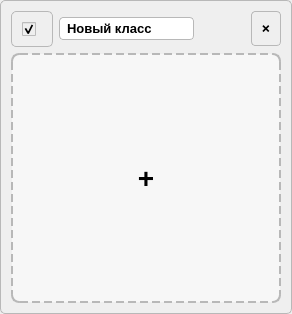
b1t0nese/MacLearn, file src/uis/widgets/class_field.ui: the form before one commit.
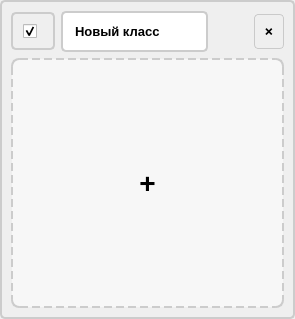
The form after the commit.

Commit message: pep8 and design update

The edit to the form file:
```diff
--- a/src/uis/widgets/class_field.ui
+++ b/src/uis/widgets/class_field.ui
@@ -5,11 +5,9 @@
   <property name="styleSheet">
    <string notr="true">
 QWidget {
-    background-color: palette(window);
-    border: 1px solid palette(mid);
+    border: 2px solid #ccc;
     border-radius: 5px;
     padding: 10px;
-    color: palette(window-text);
 }
    </string>
   </property>
@@ -36,11 +34,6 @@
 QLineEdit {
     font-size: 13px;
     font-weight: bold;
-    background-color: palette(base);
-    color: palette(text);
-    border: 1px solid palette(mid);
-    border-radius: 4px;
-    padding: 2px 5px;
 }
 QLineEdit:focus {
     border-color: palette(highlight);
@@ -72,7 +65,7 @@
 QPushButton {
     background-color: palette(button);
     color: palette(button-text);
-    border: 1px solid palette(mid);
+    border: 1px solid palette(midlight);
     font-size: 10px;
     border-radius: 4px;
 }
@@ -118,7 +111,7 @@
         <string notr="true">
 QPushButton {
     background-color: palette(alternate-base);
-    border: 2px dashed palette(mid);
+    border: 2px dashed #ccc;
     border-radius: 8px;
     font-size: 28px;
     font-weight: bold;
```
The commit also changes 6 other files.
